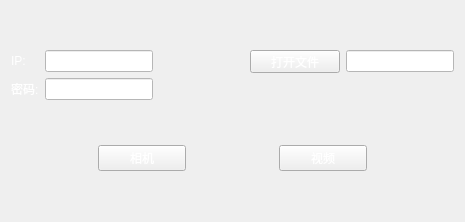
The window that IpcEmulator/IpcEmulator/logindlg.ui (StartAt24/VideoPlayer-using-ffmpeg) describes before a commit, drawn with Qt 5.
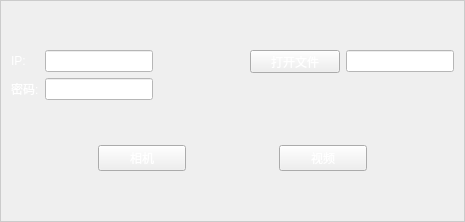
The same window after the commit. Icons and pictures are not drawn.

What changed in the file:
```diff
--- a/IpcEmulator/IpcEmulator/logindlg.ui
+++ b/IpcEmulator/IpcEmulator/logindlg.ui
@@ -26,7 +26,10 @@
    <string>Form</string>
   </property>
   <property name="styleSheet">
-   <string notr="true">#Form{border-image:url(:/btnImg/Resources/bk.jpg);}
+   <string notr="true">#Form{border-image:url(:/btnImg/Resources/bk.jpg);
+	border:1px solid ;
+	border-color: rgb(203, 203, 203);
+}
 </string>
   </property>
   <layout class="QGridLayout" name="gridLayout_2">
```
Left out of the diff: 11 changed lines with no effect on the pictures.
